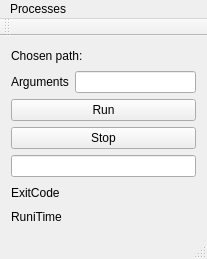
Old version of the form proc/mainwindow.ui in the repository QueerDeer/uni-exercises.
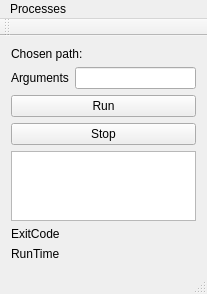
New version of the form.

```diff
--- a/proc/mainwindow.ui
+++ b/proc/mainwindow.ui
@@ -7,7 +7,7 @@
     <x>0</x>
     <y>0</y>
     <width>207</width>
-    <height>259</height>
+    <height>291</height>
    </rect>
   </property>
   <property name="windowTitle">
@@ -62,11 +62,7 @@
      </widget>
     </item>
     <item>
-     <widget class="QLineEdit" name="lineEdit_2">
-      <property name="readOnly">
-       <bool>true</bool>
-      </property>
-     </widget>
+     <widget class="QTextBrowser" name="textBrowser"/>
     </item>
     <item>
      <layout class="QHBoxLayout" name="horizontalLayout_3">
@@ -91,7 +87,7 @@
       <item>
        <widget class="QLabel" name="label_6">
         <property name="text">
-         <string>RuniTime</string>
+         <string>RunTime</string>
         </property>
        </widget>
       </item>
```
